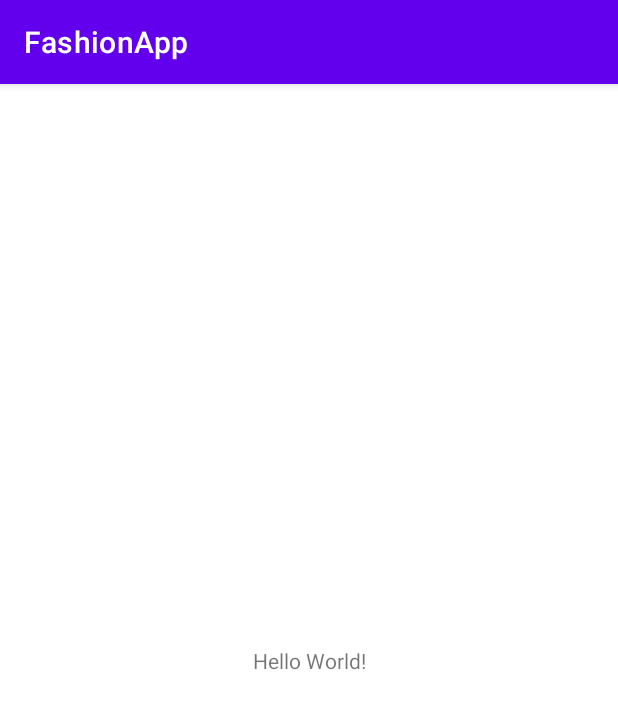
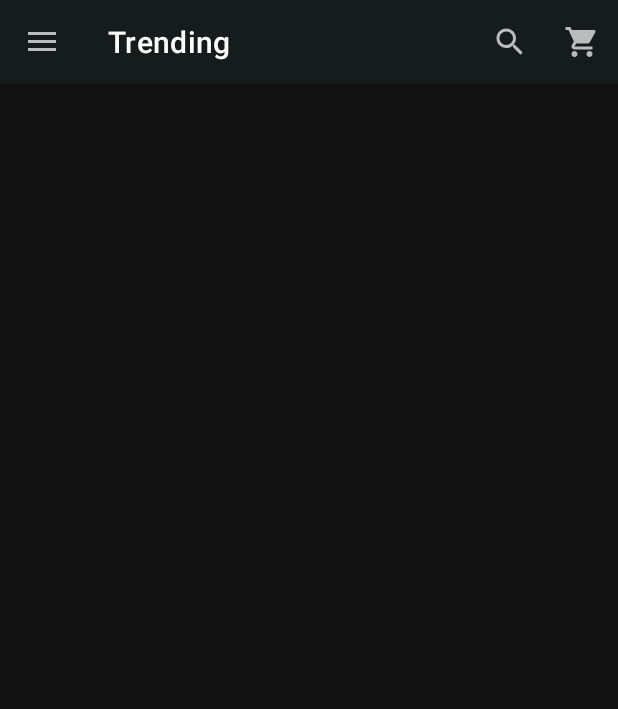
Before and after one commit to MagimbiJr/FashionApp, an Android app: the screen it shows after launch (MainActivity), on a phone screen of 412 x 824 dp. Shown: the top 709 px of the screen. Run offline under Robolectric (Android 15) with nearby library versions, the phone set to English and light mode, and no system bars.

Commit message:
Toolbar and Items

```diff
--- a/app/src/main/AndroidManifest.xml
+++ b/app/src/main/AndroidManifest.xml
@@ -9,7 +9,8 @@
         android:roundIcon="@mipmap/ic_launcher_round"
         android:supportsRtl="true"
         android:theme="@style/Theme.FashionApp">
-        <activity android:name=".MainActivity">
+        <activity android:name=".MainActivity"
+            android:theme="@style/Theme.MaterialComponents.NoActionBar">
             <intent-filter>
                 <action android:name="android.intent.action.MAIN" />
 
--- a/app/src/main/java/com/tana/fashionapp/MainActivity.java
+++ b/app/src/main/java/com/tana/fashionapp/MainActivity.java
@@ -1,14 +1,49 @@
 package com.tana.fashionapp;
 
+import androidx.appcompat.app.ActionBarDrawerToggle;
 import androidx.appcompat.app.AppCompatActivity;
+import androidx.appcompat.widget.Toolbar;
+import androidx.core.view.GravityCompat;
+import androidx.drawerlayout.widget.DrawerLayout;
 
 import android.os.Bundle;
+import android.view.Menu;
+import android.view.MenuInflater;
+
+import com.google.android.material.navigation.NavigationView;
 
 public class MainActivity extends AppCompatActivity {
+    Toolbar mToolbar;
+    DrawerLayout mDrawer;
+    NavigationView mNavView;
 
     @Override
     protected void onCreate(Bundle savedInstanceState) {
         super.onCreate(savedInstanceState);
         setContentView(R.layout.activity_main);
+        mToolbar = findViewById(R.id.toolbar);
+        setSupportActionBar(mToolbar);
+
+        mDrawer = findViewById(R.id.layout_drawer);
+        ActionBarDrawerToggle toggle = new ActionBarDrawerToggle(this, mDrawer, mToolbar,
+                R.string.navigation_drawer_open, R.string.navigation_drawer_close);
+        mDrawer.addDrawerListener(toggle);
+        toggle.syncState();
+    }
+
+    @Override
+    public void onBackPressed() {
+        if (mDrawer.isDrawerOpen(GravityCompat.START)) {
+            mDrawer.closeDrawer(GravityCompat.START);
+        } else {
+            super.onBackPressed();
+        }
+    }
+
+    @Override
+    public boolean onCreateOptionsMenu(Menu menu) {
+        MenuInflater inflater = getMenuInflater();
+        inflater.inflate(R.menu.main_menu, menu);
+        return true;
     }
 }
--- /dev/null
+++ b/app/src/main/res/drawable/ic_search.xml
@@ -0,0 +1,10 @@
+<vector xmlns:android="http://schemas.android.com/apk/res/android"
+    android:width="24dp"
+    android:height="24dp"
+    android:viewportWidth="24"
+    android:viewportHeight="24"
+    android:tint="?attr/colorControlNormal">
+  <path
+      android:fillColor="@android:color/white"
+      android:pathData="M15.5,14h-0.79l-0.28,-0.27C15.41,12.59 16,11.11 16,9.5 16,5.91 13.09,3 9.5,3S3,5.91 3,9.5 5.91,16 9.5,16c1.61,0 3.09,-0.59 4.23,-1.57l0.27,0.28v0.79l5,4.99L20.49,19l-4.99,-5zM9.5,14C7.01,14 5,11.99 5,9.5S7.01,5 9.5,5 14,7.01 14,9.5 11.99,14 9.5,14z"/>
+</vector>
--- /dev/null
+++ b/app/src/main/res/drawable/ic_shopping_cart.xml
@@ -0,0 +1,10 @@
+<vector xmlns:android="http://schemas.android.com/apk/res/android"
+    android:width="24dp"
+    android:height="24dp"
+    android:viewportWidth="24"
+    android:viewportHeight="24"
+    android:tint="?attr/colorControlNormal">
+  <path
+      android:fillColor="@android:color/white"
+      android:pathData="M7,18c-1.1,0 -1.99,0.9 -1.99,2S5.9,22 7,22s2,-0.9 2,-2 -0.9,-2 -2,-2zM1,2v2h2l3.6,7.59 -1.35,2.45c-0.16,0.28 -0.25,0.61 -0.25,0.96 0,1.1 0.9,2 2,2h12v-2L7.42,15c-0.14,0 -0.25,-0.11 -0.25,-0.25l0.03,-0.12 0.9,-1.63h7.45c0.75,0 1.41,-0.41 1.75,-1.03l3.58,-6.49c0.08,-0.14 0.12,-0.31 0.12,-0.48 0,-0.55 -0.45,-1 -1,-1L5.21,4l-0.94,-2L1,2zM17,18c-1.1,0 -1.99,0.9 -1.99,2s0.89,2 1.99,2 2,-0.9 2,-2 -0.9,-2 -2,-2z"/>
+</vector>
--- a/app/src/main/res/layout/activity_main.xml
+++ b/app/src/main/res/layout/activity_main.xml
@@ -1,18 +1,38 @@
 <?xml version="1.0" encoding="utf-8"?>
-<androidx.constraintlayout.widget.ConstraintLayout xmlns:android="http://schemas.android.com/apk/res/android"
+<androidx.drawerlayout.widget.DrawerLayout xmlns:android="http://schemas.android.com/apk/res/android"
     xmlns:app="http://schemas.android.com/apk/res-auto"
     xmlns:tools="http://schemas.android.com/tools"
+    android:id="@+id/layout_drawer"
     android:layout_width="match_parent"
     android:layout_height="match_parent"
-    tools:context=".MainActivity">
+    tools:context=".MainActivity"
+    android:fitsSystemWindows="true"
+    tools:openDrawer="start">
 
-    <TextView
+    <LinearLayout
+        android:layout_width="match_parent"
+        android:layout_height="match_parent"
+        android:orientation="vertical">
+
+        <androidx.appcompat.widget.Toolbar
+            android:id="@+id/toolbar"
+            android:layout_width="match_parent"
+            android:layout_height="?attr/actionBarSize"
+            android:background="@color/gray"
+            android:theme="@style/ThemeOverlay.AppCompat.Dark"
+            app:popupTheme="@style/ThemeOverlay.AppCompat.Light"
+            android:elevation="4dp" />
+
+        <FrameLayout
+            android:id="@+id/fragment_container"
+            android:layout_width="match_parent"
+            android:layout_height="match_parent" />
+    </LinearLayout>
+
+    <com.google.android.material.navigation.NavigationView
+        android:id="@+id/nav_view"
         android:layout_width="wrap_content"
-        android:layout_height="wrap_content"
-        android:text="Hello World!"
-        app:layout_constraintBottom_toBottomOf="parent"
-        app:layout_constraintLeft_toLeftOf="parent"
-        app:layout_constraintRight_toRightOf="parent"
-        app:layout_constraintTop_toTopOf="parent" />
+        android:layout_height="match_parent"
+        android:layout_gravity="start" />
 
-</androidx.constraintlayout.widget.ConstraintLayout>
+</androidx.drawerlayout.widget.DrawerLayout>
--- /dev/null
+++ b/app/src/main/res/menu/main_menu.xml
@@ -0,0 +1,14 @@
+<?xml version="1.0" encoding="utf-8"?>
+<menu xmlns:android="http://schemas.android.com/apk/res/android"
+    xmlns:app="http://schemas.android.com/apk/res-auto">
+    <item
+        android:id="@+id/action_search"
+        android:icon="@drawable/ic_search"
+        android:title="@string/search"
+        app:showAsAction="always" />
+    <item
+        android:id="@+id/action_cart"
+        android:icon="@drawable/ic_shopping_cart"
+        android:title="@string/shopping_cart"
+        app:showAsAction="always" />
+</menu>
--- a/app/src/main/res/values/colors.xml
+++ b/app/src/main/res/values/colors.xml
@@ -7,4 +7,5 @@
     <color name="teal_700">#FF018786</color>
     <color name="black">#FF000000</color>
     <color name="white">#FFFFFFFF</color>
+    <color name="gray">#161C1C</color>
 </resources>
--- a/app/src/main/res/values/strings.xml
+++ b/app/src/main/res/values/strings.xml
@@ -1,3 +1,8 @@
 <resources>
-    <string name="app_name">FashionApp</string>
+    <string name="app_name">Trending</string>
+
+    <string name="navigation_drawer_open">Open navigation drawer</string>
+    <string name="navigation_drawer_close">Close navigation_drawer</string>
+    <string name="search">Search</string>
+    <string name="shopping_cart">Shopping cart</string>
 </resources>
--- a/app/src/main/res/values/themes.xml
+++ b/app/src/main/res/values/themes.xml
@@ -13,4 +13,10 @@
         <item name="android:statusBarColor" tools:targetApi="l">?attr/colorPrimaryVariant</item>
         <!-- Customize your theme here. -->
     </style>
+
+    <style name="Theme.MaterialComponents.NoActionBar">
+        <item name="windowActionBar">false</item>
+        <item name="windowNoTitle">true</item>
+        <item name="android:statusBarColor">@android:color/transparent</item>
+    </style>
 </resources>
```
